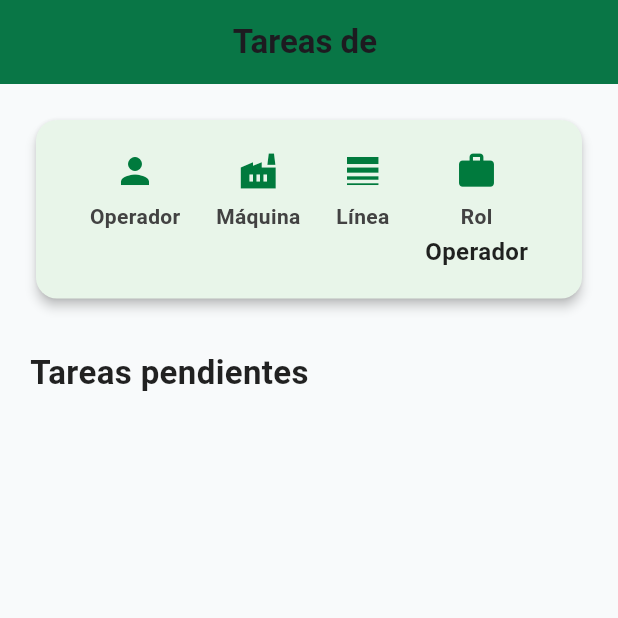
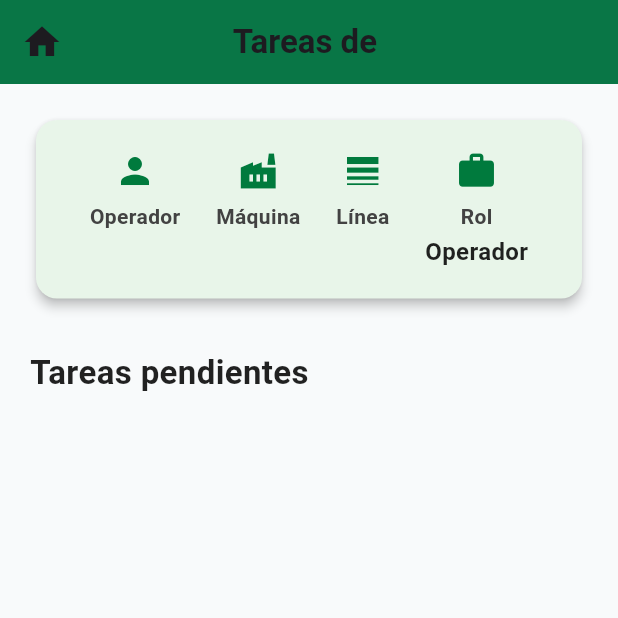
Before and after one commit to EmilioGomex/demo1, a Flutter app: the TareasScreen screen opened directly with empty values, on a phone screen of 412 x 824 dp, the top half of it. Run offline on Flutter 3.47's test engine with Material 3 defaults, Android fonts, the phone set to English and light mode, and no system bars; our stand-ins replace supabase_flutter; accounts and stored records are empty.

Commit message:
Segundo commit: subida con home y scroll

```diff
--- a/lib/app/screens/tareas_screen.dart
+++ b/lib/app/screens/tareas_screen.dart
@@ -1,7 +1,8 @@
 import 'package:flutter/material.dart';
 import '../../supabase_manager.dart';
 import 'package:intl/intl.dart';
-import 'pasos_tarea_screen.dart'; // Asegúrate de importar correctamente si está en otra carpeta
+import 'pasos_tarea_screen.dart';
+import 'bienvenida_screen.dart'; // Asegúrate de importar tu pantalla de bienvenida
 
 class TareasScreen extends StatefulWidget {
   final String idOperador;
@@ -152,6 +153,16 @@ class _TareasScreenState extends State<TareasScreen> {
       backgroundColor: background,
       appBar: AppBar(
         backgroundColor: accentGreen,
+        leading: IconButton(
+          icon: Icon(Icons.home, size: 28),
+          tooltip: 'Volver a Inicio',
+          onPressed: () {
+            Navigator.pushReplacement(
+              context,
+              MaterialPageRoute(builder: (_) => BienvenidaScreen()),
+            );
+          },
+        ),
         title: Text(
           'Tareas de ${operador?['nombreoperador'] ?? 'Operador'}',
           style: TextStyle(fontWeight: FontWeight.bold, fontSize: 22),
@@ -203,6 +214,7 @@ class _TareasScreenState extends State<TareasScreen> {
                         child: tareasAsignadas.isEmpty
                             ? _sinTareasWidget()
                             : ListView.builder(
+                                physics: AlwaysScrollableScrollPhysics(),
                                 itemCount: tareasAsignadas.length,
                                 itemBuilder: (context, index) {
                                   final registro = tareasAsignadas[index];
```
